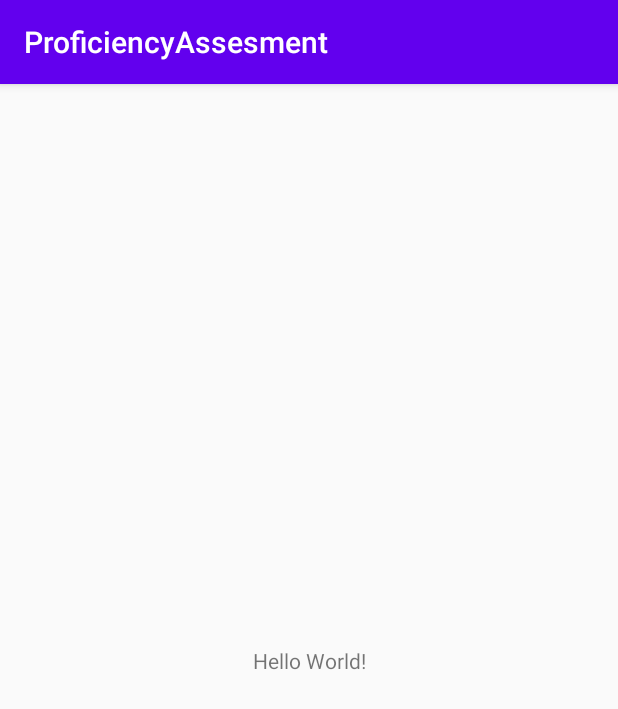
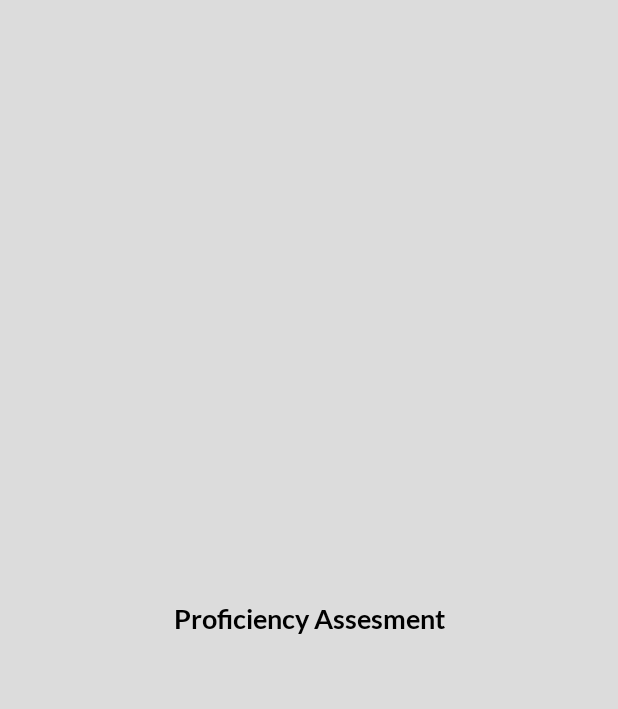
Before and after one commit to pratikdasa/Proficiency-assesment-master, an Android app: the first screen one second after launch (MainActivity before the commit, SplashActivity after it), on a phone screen of 412 x 824 dp. Shown: the top 709 px of the screen. Run offline under Robolectric (Android 15) with nearby library versions, the phone set to English and light mode, and no system bars.

Commit message:
Added Splash screen layouts, activity. Created font folder under res folder and added fonts like Roboto, Lato and used it in the app. Created dimens.xml inside the values folder and used it for font size in the splash screen. Added supports-screens tag in the Androidmanifest.xml for multi screen support. Change in theme from the manifest for No Action Bar activity.

```diff
--- a/app/build.gradle
+++ b/app/build.gradle
@@ -33,6 +33,8 @@ dependencies {
     implementation "androidx.appcompat:appcompat:$app_supportlibrary"
     implementation "androidx.core:core-ktx:$app_ktx_supportlibrary"
     implementation "androidx.constraintlayout:constraintlayout:$app_contraintlayout"
+    implementation "androidx.recyclerview:recyclerview:$app_supportlibrary"
+
     testImplementation 'junit:junit:4.12'
     androidTestImplementation 'androidx.test.ext:junit:1.1.1'
     androidTestImplementation 'androidx.test.espresso:espresso-core:3.2.0'
--- a/app/src/main/AndroidManifest.xml
+++ b/app/src/main/AndroidManifest.xml
@@ -1,6 +1,14 @@
 <?xml version="1.0" encoding="utf-8"?>
 <manifest xmlns:android="http://schemas.android.com/apk/res/android"
     package="com.proficiencyassesment">
+
+    <supports-screens
+        android:anyDensity="true"
+        android:largeScreens="true"
+        android:normalScreens="true"
+        android:resizeable="true"
+        android:smallScreens="true"
+        android:xlargeScreens="true" />
 
     <application
         android:allowBackup="true"
@@ -8,14 +16,20 @@
         android:label="@string/app_name"
         android:roundIcon="@mipmap/ic_launcher_round"
         android:supportsRtl="true"
-        android:theme="@style/AppTheme">
-        <activity android:name=".MainActivity">
+        android:theme="@style/Theme.AppCompat.Light.NoActionBar">
+        <activity
+            android:name=".view.SplashActivity"
+            android:theme="@style/Theme.AppCompat.Light.NoActionBar">
             <intent-filter>
                 <action android:name="android.intent.action.MAIN" />
 
                 <category android:name="android.intent.category.LAUNCHER" />
             </intent-filter>
         </activity>
+
+        <activity
+            android:name=".view.MainActivity"
+            android:theme="@style/Theme.AppCompat.Light.NoActionBar"></activity>
     </application>
 
 </manifest>
--- a/app/src/main/java/com/proficiencyassesment/MainActivity.kt
+++ b/app/src/main/java/com/proficiencyassesment/view/MainActivity.kt
@@ -1,7 +1,8 @@
-package com.proficiencyassesment
+package com.proficiencyassesment.view
 
 import androidx.appcompat.app.AppCompatActivity
 import android.os.Bundle
+import com.proficiencyassesment.R
 
 class MainActivity : AppCompatActivity() {
 
--- /dev/null
+++ b/app/src/main/java/com/proficiencyassesment/view/SplashActivity.kt
@@ -0,0 +1,22 @@
+package com.proficiencyassesment.view
+
+import android.content.Intent
+import android.os.Bundle
+import android.os.Handler
+import androidx.appcompat.app.AppCompatActivity
+import com.proficiencyassesment.R
+
+class SplashActivity : AppCompatActivity() {
+
+    private val splashTimeout = 3000L
+
+    override fun onCreate(savedInstanceState: Bundle?) {
+        super.onCreate(savedInstanceState)
+        setContentView(R.layout.activity_splash)
+
+        Handler().postDelayed(Runnable {
+            startActivity(Intent(this, MainActivity::class.java))
+            finish()
+        }, splashTimeout)
+    }
+}
--- /dev/null
+++ b/app/src/main/res/layout-land/activity_splash.xml
@@ -0,0 +1,24 @@
+<?xml version="1.0" encoding="utf-8"?>
+<androidx.constraintlayout.widget.ConstraintLayout xmlns:android="http://schemas.android.com/apk/res/android"
+    xmlns:app="http://schemas.android.com/apk/res-auto"
+    xmlns:tools="http://schemas.android.com/tools"
+    android:layout_width="match_parent"
+    android:layout_height="match_parent"
+    android:background="@color/colorBackground"
+    tools:context=".view.SplashActivity">
+
+    <TextView
+        android:layout_width="wrap_content"
+        android:layout_height="wrap_content"
+        android:fontFamily="@font/lato_bold"
+        android:gravity="center"
+        android:text="@string/app_name"
+        android:textColor="@color/colorBlack"
+        android:textSize="@dimen/dimen_18dp"
+        android:typeface="monospace"
+        app:layout_constraintBottom_toBottomOf="parent"
+        app:layout_constraintLeft_toLeftOf="parent"
+        app:layout_constraintRight_toRightOf="parent"
+        app:layout_constraintTop_toTopOf="parent" />
+
+</androidx.constraintlayout.widget.ConstraintLayout>
--- /dev/null
+++ b/app/src/main/res/layout-small/activity_splash.xml
@@ -0,0 +1,24 @@
+<?xml version="1.0" encoding="utf-8"?>
+<androidx.constraintlayout.widget.ConstraintLayout xmlns:android="http://schemas.android.com/apk/res/android"
+    xmlns:app="http://schemas.android.com/apk/res-auto"
+    xmlns:tools="http://schemas.android.com/tools"
+    android:layout_width="match_parent"
+    android:layout_height="match_parent"
+    android:background="@color/colorBackground"
+    tools:context=".view.SplashActivity">
+
+    <TextView
+        android:layout_width="wrap_content"
+        android:layout_height="wrap_content"
+        android:fontFamily="@font/lato_bold"
+        android:gravity="center"
+        android:text="@string/app_name"
+        android:textColor="@color/colorBlack"
+        android:textSize="@dimen/dimen_18dp"
+        android:typeface="monospace"
+        app:layout_constraintBottom_toBottomOf="parent"
+        app:layout_constraintLeft_toLeftOf="parent"
+        app:layout_constraintRight_toRightOf="parent"
+        app:layout_constraintTop_toTopOf="parent" />
+
+</androidx.constraintlayout.widget.ConstraintLayout>
--- /dev/null
+++ b/app/src/main/res/layout-xlarge/activity_splash.xml
@@ -0,0 +1,24 @@
+<?xml version="1.0" encoding="utf-8"?>
+<androidx.constraintlayout.widget.ConstraintLayout xmlns:android="http://schemas.android.com/apk/res/android"
+    xmlns:app="http://schemas.android.com/apk/res-auto"
+    xmlns:tools="http://schemas.android.com/tools"
+    android:layout_width="match_parent"
+    android:layout_height="match_parent"
+    android:background="@color/colorBackground"
+    tools:context=".view.SplashActivity">
+
+    <TextView
+        android:layout_width="wrap_content"
+        android:layout_height="wrap_content"
+        android:fontFamily="@font/lato_bold"
+        android:gravity="center"
+        android:text="@string/app_name"
+        android:textColor="@color/colorBlack"
+        android:textSize="@dimen/dimen_18dp"
+        android:typeface="monospace"
+        app:layout_constraintBottom_toBottomOf="parent"
+        app:layout_constraintLeft_toLeftOf="parent"
+        app:layout_constraintRight_toRightOf="parent"
+        app:layout_constraintTop_toTopOf="parent" />
+
+</androidx.constraintlayout.widget.ConstraintLayout>
--- /dev/null
+++ b/app/src/main/res/layout/activity_splash.xml
@@ -0,0 +1,24 @@
+<?xml version="1.0" encoding="utf-8"?>
+<androidx.constraintlayout.widget.ConstraintLayout xmlns:android="http://schemas.android.com/apk/res/android"
+    xmlns:app="http://schemas.android.com/apk/res-auto"
+    xmlns:tools="http://schemas.android.com/tools"
+    android:layout_width="match_parent"
+    android:layout_height="match_parent"
+    android:background="@color/colorBackground"
+    tools:context=".view.SplashActivity">
+
+    <TextView
+        android:layout_width="wrap_content"
+        android:layout_height="wrap_content"
+        android:fontFamily="@font/lato_bold"
+        android:gravity="center"
+        android:text="@string/app_name"
+        android:textColor="@color/colorBlack"
+        android:textSize="@dimen/dimen_18dp"
+        android:typeface="monospace"
+        app:layout_constraintBottom_toBottomOf="parent"
+        app:layout_constraintLeft_toLeftOf="parent"
+        app:layout_constraintRight_toRightOf="parent"
+        app:layout_constraintTop_toTopOf="parent" />
+
+</androidx.constraintlayout.widget.ConstraintLayout>
--- a/app/src/main/res/values/colors.xml
+++ b/app/src/main/res/values/colors.xml
@@ -3,4 +3,8 @@
     <color name="colorPrimary">#6200EE</color>
     <color name="colorPrimaryDark">#3700B3</color>
     <color name="colorAccent">#03DAC5</color>
+
+    <color name="colorBackground">#DCDCDC</color>
+    <color name="colorBlack">#000000</color>
+    <color name="colorWhite">#FFFFFF</color>
 </resources>
--- /dev/null
+++ b/app/src/main/res/values/dimens.xml
@@ -0,0 +1,7 @@
+<?xml version="1.0" encoding="utf-8"?>
+<resources>
+
+    <dimen name="dimen_5dp">5dp</dimen>
+    <dimen name="dimen_18dp">18dp</dimen>
+
+</resources>
--- a/app/src/main/res/values/strings.xml
+++ b/app/src/main/res/values/strings.xml
@@ -1,3 +1,3 @@
 <resources>
-    <string name="app_name">ProficiencyAssesment</string>
+    <string name="app_name">Proficiency Assesment</string>
 </resources>
```
Also changed, not shown: app/src/main/res/font/lato_bold.ttf (added), app/src/main/res/font/lato_regular.ttf (added), app/src/main/res/font/roboto_bold.ttf (added), app/src/main/res/font/roboto_regular.ttf (added).
